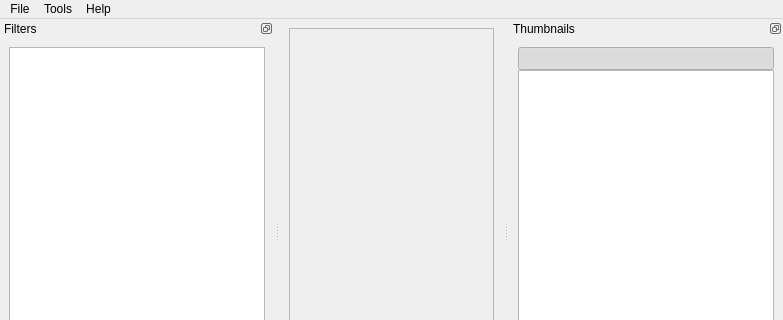
Old version of the form ui/MainWindow.ui in the repository ImageProcessing-ElectronicPublications/scantailor-deviant; both pictures show x 0 to 783 and y 0 to 320 of the 783 by 464 pixel window.
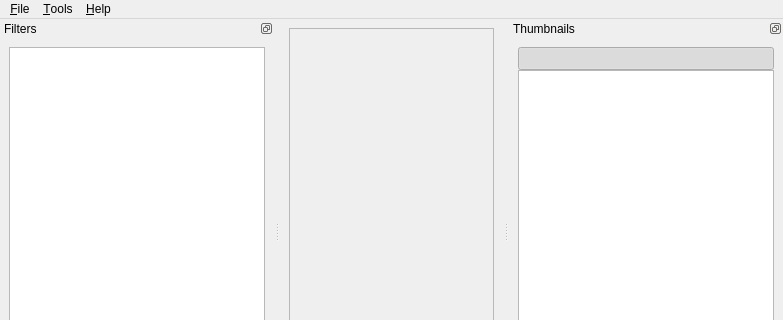
New version of the form. Icons and pictures are not drawn. Custom widgets are drawn as their Qt base class.

```diff
--- a/ui/MainWindow.ui
+++ b/ui/MainWindow.ui
@@ -57,12 +57,12 @@
      <x>0</x>
      <y>0</y>
      <width>783</width>
-     <height>18</height>
+     <height>19</height>
     </rect>
    </property>
    <widget class="QMenu" name="menuDebug">
     <property name="title">
-     <string>Tools</string>
+     <string>&amp;Tools</string>
     </property>
     <addaction name="actionFixDpi"/>
     <addaction name="actionRelinking"/>
@@ -74,7 +74,7 @@
    </widget>
    <widget class="QMenu" name="menuFile">
     <property name="title">
-     <string>File</string>
+     <string>&amp;File</string>
     </property>
     <addaction name="actionNewProject"/>
     <addaction name="actionOpenProject"/>
@@ -88,7 +88,7 @@
    </widget>
    <widget class="QMenu" name="menuHelp">
     <property name="title">
-     <string>Help</string>
+     <string>&amp;Help</string>
     </property>
     <addaction name="actionAbout"/>
    </widget>
```
Left out of the diff: 51 changed lines with no effect on the pictures.
